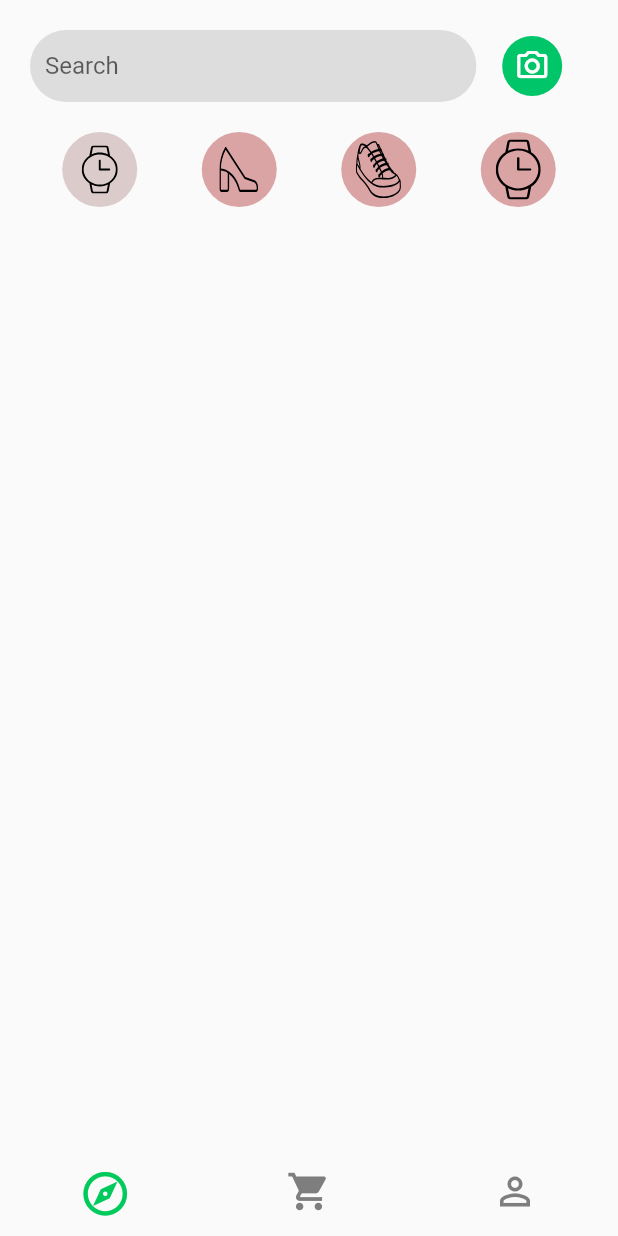
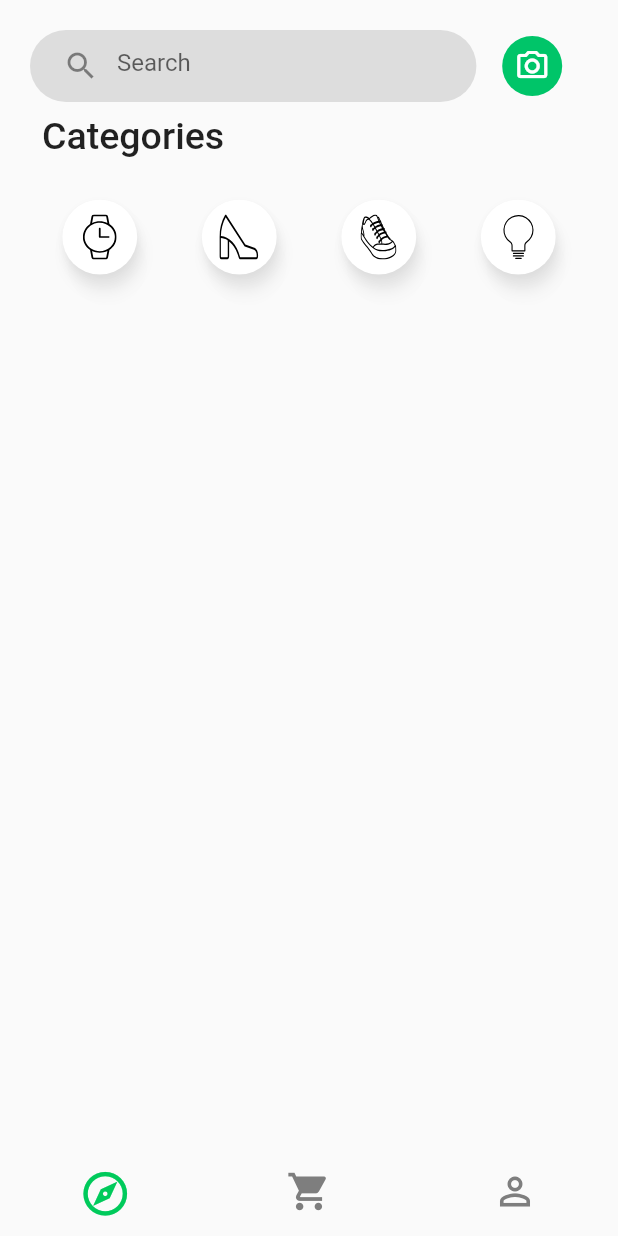
Before and after one commit to malavikaac/Flutter_Shopping_App_UI, a Flutter app: the screen it shows after launch, on a phone screen of 412 x 824 dp. Run offline on Flutter 3.47's test engine with Material 2 defaults, Android fonts, the phone set to English and light mode, and no system bars; our stand-ins replace flutter_svg.

Commit message:
module - explore page, profile page ,shoping page || feat - decoration

```diff
--- a/lib/navigation pages/explore_Page.dart
+++ b/lib/bottom navigation pages/explore_Page.dart
@@ -24,57 +24,46 @@ class ExplorePage extends StatelessWidget {
                             borderRadius: BorderRadius.circular(30)),
                         child: TextFormField(
                           decoration: const InputDecoration(
+                              prefixIcon: Icon(Icons.search),
                               hintText: "Search",
                               disabledBorder: InputBorder.none,
                               border: InputBorder.none),
                         )),
                   ),
                   Expanded(
-                      child: myWidget.avatar(
+                      child: myWidget.iconAvatar(
                           backGroundColor: myColors.greenColor,
                           icon: Icons.camera_alt_outlined,
-                          iconColor: Colors.white))
+                          iconColor: myColors.whiteColor))
                 ],
               ),
+              const Align(
+                  alignment: Alignment.topLeft,
+                  child: Padding(
+                    padding: EdgeInsets.all(8.0),
+                    child: Text(
+                      "Categories",
+                      style:
+                          TextStyle(fontSize: 25, fontWeight: FontWeight.w500),
+                    ),
+                  )),
               const SizedBox(
                 height: 20,
               ),
               Row(
                 children: [
                   Expanded(
-                      child: CircleAvatar(
-                    backgroundColor: Color.fromARGB(255, 219, 203, 203),
-                    maxRadius: 25,
-                    child: Center(
-                      child: SvgPicture.asset("assets/icons/vector.svg",
-                          height: 32),
-                    ),
-                  )),
+                      child: myWidget.assetsAvatar(
+                          asset: "assets/icons/vector.svg")),
                   Expanded(
-                      child: CircleAvatar(
-                    backgroundColor: const Color.fromARGB(255, 218, 164, 164),
-                    maxRadius: 25,
-                    child: Center(
-                      child:
-                          SvgPicture.asset("assets/icons/heel.svg", height: 30),
-                    ),
-                  )),
+                      child: myWidget.assetsAvatar(
+                          asset: "assets/icons/heel.svg")),
                   Expanded(
-                      child: CircleAvatar(
-                    backgroundColor: const Color.fromARGB(255, 218, 164, 164),
-                    maxRadius: 25,
-                    child: Center(
-                      child: SvgPicture.asset("assets/icons/shoe.svg"),
-                    ),
-                  )),
+                      child: myWidget.assetsAvatar(
+                          asset: "assets/icons/shoe.svg")),
                   Expanded(
-                      child: CircleAvatar(
-                    backgroundColor: const Color.fromARGB(255, 218, 164, 164),
-                    maxRadius: 25,
-                    child: Center(
-                      child: SvgPicture.asset("assets/icons/vector.svg"),
-                    ),
-                  ))
+                      child: myWidget.assetsAvatar(
+                          asset: "assets/icons/bulb.svg")),
                 ],
               )
             ],
--- a/lib/home_page.dart
+++ b/lib/home_page.dart
@@ -1,8 +1,8 @@
 import 'package:flutter/material.dart';
 import 'constants/colors.dart';
-import 'navigation pages/explore_Page.dart';
-import 'navigation pages/profile_page.dart';
-import 'navigation pages/shopping_page.dart';
+import 'bottom navigation pages/explore_Page.dart';
+import 'bottom navigation pages/profile_page.dart';
+import 'bottom navigation pages/shopping_page.dart';
 
 class HomePage extends StatefulWidget {
   const HomePage({Key? key}) : super(key: key);
```
Also changed, not shown: lib/constants/widgets.dart (+55 -1 lines), lib/bottom navigation pages/profile_page.dart (renamed from lib/navigation pages/profile_page.dart), lib/bottom navigation pages/shopping_page.dart (renamed from lib/navigation pages/shopping_page.dart).
